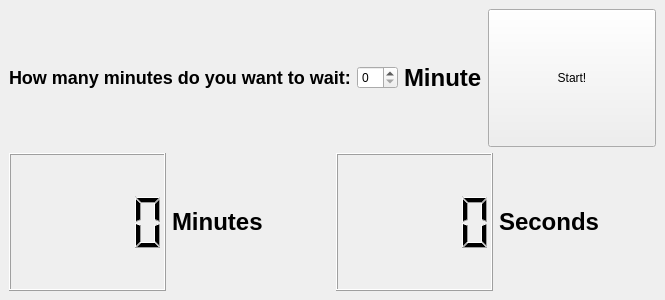
The window that mainwindow.ui (Gray-Ice/Qt_Timer) describes before a commit, drawn with Qt 5.
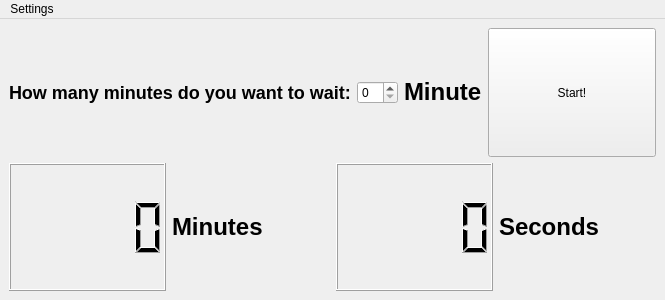
The same window after the commit. Custom widgets are drawn as their Qt base class.

Diff of the .ui file:
```diff
--- a/mainwindow.ui
+++ b/mainwindow.ui
@@ -112,8 +112,21 @@
      <height>21</height>
     </rect>
    </property>
+   <widget class="SettingMenu" name="menuSettings">
+    <property name="title">
+     <string>Settings</string>
+    </property>
+   </widget>
+   <addaction name="menuSettings"/>
   </widget>
  </widget>
+ <customwidgets>
+  <customwidget>
+   <class>SettingMenu</class>
+   <extends>QMenu</extends>
+   <header>settingmenu.h</header>
+  </customwidget>
+ </customwidgets>
  <resources/>
  <connections/>
 </ui>
```
